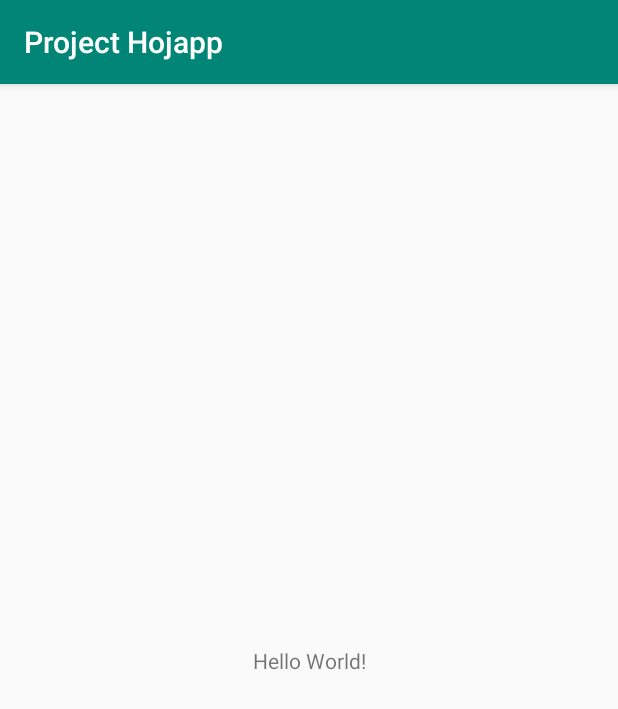
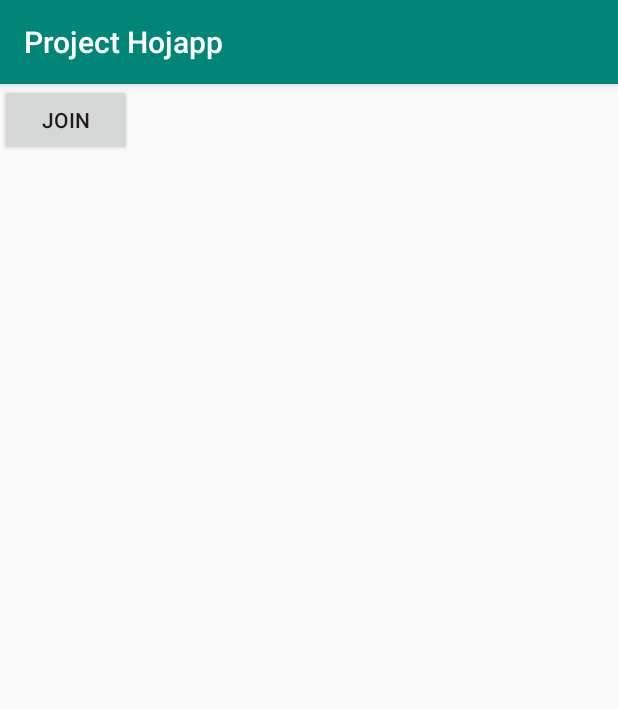
Before and after one commit to Kangsungmin/ProjectHojapp, an Android app: the screen it shows after launch (MainActivity), on a phone screen of 412 x 824 dp. Shown: the top 709 px of the screen. Run offline under Robolectric (Android 15) with nearby library versions, the phone set to English and light mode, and no system bars.

Commit message:
[Issue]              로그인 UI 구성              [Result]              로그인 UI 구성 개발중

```diff
--- a/app/build.gradle
+++ b/app/build.gradle
@@ -24,7 +24,7 @@ android {
 
 dependencies {
     implementation fileTree(dir: 'libs', include: ['*.jar'])
-    implementation"org.jetbrains.kotlin:kotlin-stdlib-jdk7:$kotlin_version"
+    implementation "org.jetbrains.kotlin:kotlin-stdlib-jdk7:$kotlin_version"
     implementation 'com.android.support:appcompat-v7:28.0.0'
     implementation 'com.android.support.constraint:constraint-layout:1.1.3'
     testImplementation 'junit:junit:4.12'
--- a/app/src/main/AndroidManifest.xml
+++ b/app/src/main/AndroidManifest.xml
@@ -9,6 +9,8 @@
             android:roundIcon="@mipmap/ic_launcher_round"
             android:supportsRtl="true"
             android:theme="@style/AppTheme">
+        <activity android:name=".JoinActivity">
+        </activity>
         <activity android:name=".MainActivity">
             <intent-filter>
                 <action android:name="android.intent.action.MAIN"/>
--- a/app/src/main/java/com/UnknownCompany/Hojapp/MainActivity.kt
+++ b/app/src/main/java/com/UnknownCompany/Hojapp/MainActivity.kt
@@ -2,11 +2,22 @@ package com.UnknownCompany.Hojapp
 
 import android.support.v7.app.AppCompatActivity
 import android.os.Bundle
+import android.content.Intent
+import android.view.View
+import android.widget.Button
+
 
 class MainActivity : AppCompatActivity() {
 
     override fun onCreate(savedInstanceState: Bundle?) {
         super.onCreate(savedInstanceState)
         setContentView(R.layout.activity_main)
+
+        var joinActivityButton = findViewById<View>(R.id.joinButton) as Button
+
+        joinActivityButton.setOnClickListener{
+            val nextIntent = Intent(this, JoinActivity::class.java)
+            startActivity(nextIntent)
+        }
     }
 }
--- a/app/src/main/res/layout/activity_main.xml
+++ b/app/src/main/res/layout/activity_main.xml
@@ -7,13 +7,11 @@
         android:layout_height="match_parent"
         tools:context=".MainActivity">
 
-    <TextView
+
+    <Button
+            android:text="Join"
             android:layout_width="wrap_content"
-            android:layout_height="wrap_content"
-            android:text="Hello World!"
-            app:layout_constraintBottom_toBottomOf="parent"
-            app:layout_constraintLeft_toLeftOf="parent"
-            app:layout_constraintRight_toRightOf="parent"
-            app:layout_constraintTop_toTopOf="parent"/>
+            android:layout_height="wrap_content" tools:layout_editor_absoluteY="341dp"
+            tools:layout_editor_absoluteX="161dp" android:id="@+id/joinButton"/>
 
 </android.support.constraint.ConstraintLayout>
```
Also changed, not shown: app/src/main/java/com/UnknownCompany/Hojapp/JoinActivity.kt (added, +12 -0 lines), app/src/main/res/layout/activity_join.xml (added, +47 -0 lines).
